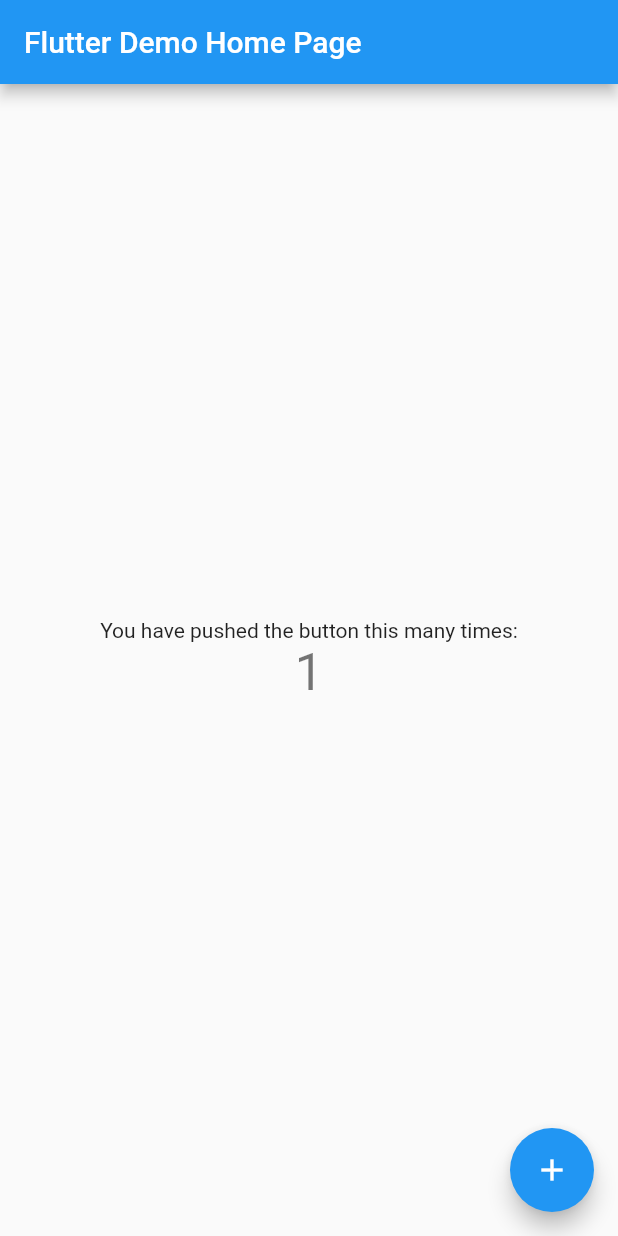
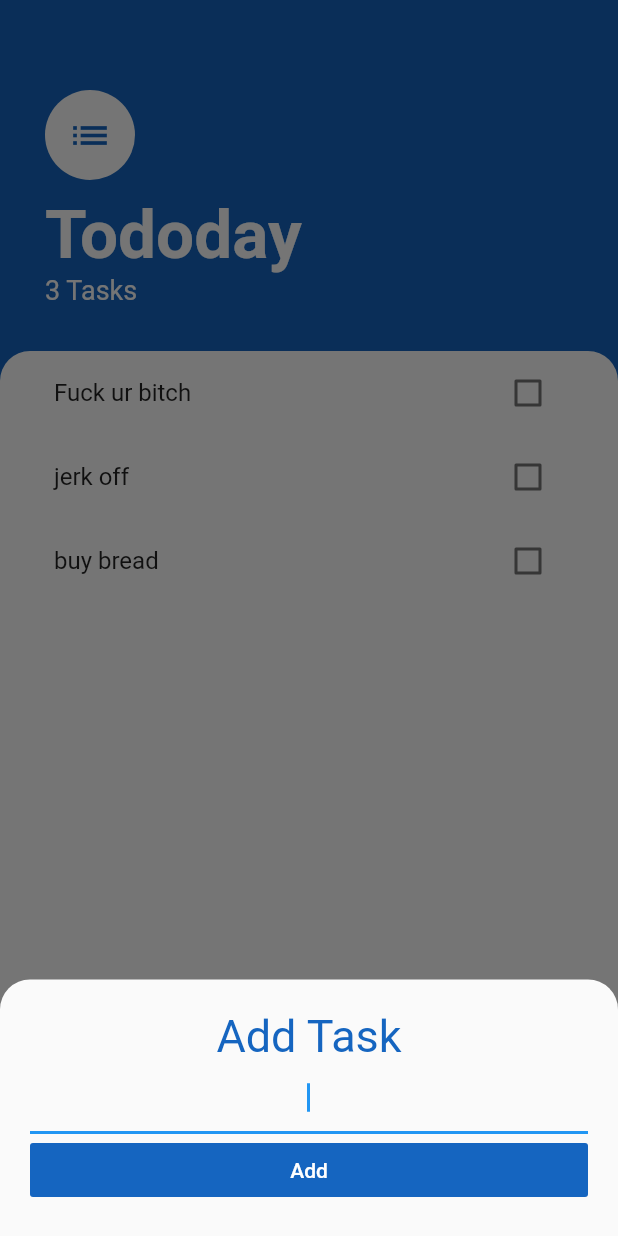
Before and after one commit to david8739/To-do-list-App, a Flutter app: the screen it shows after launch, after a tap on the "add" icon, on a phone screen of 412 x 824 dp. Run offline on Flutter 3.47's test engine with Material 2 defaults, Android fonts, the phone set to English and light mode, and no system bars.

```diff
--- a/lib/main.dart
+++ b/lib/main.dart
@@ -1,117 +1,20 @@
 import 'package:flutter/material.dart';
+import 'package:to_do_list_app/screens/tasks_screen.dart';
+import 'package:provider/provider.dart';
+import 'package:to_do_list_app/models/tasks_data.dart';
 
 void main() {
   runApp(MyApp());
 }
 
 class MyApp extends StatelessWidget {
-  // This widget is the root of your application.
   @override
   Widget build(BuildContext context) {
-    return MaterialApp(
-      title: 'Flutter Demo',
-      theme: ThemeData(
-        // This is the theme of your application.
-        //
-        // Try running your application with "flutter run". You'll see the
-        // application has a blue toolbar. Then, without quitting the app, try
-        // changing the primarySwatch below to Colors.green and then invoke
-        // "hot reload" (press "r" in the console where you ran "flutter run",
-        // or simply save your changes to "hot reload" in a Flutter IDE).
-        // Notice that the counter didn't reset back to zero; the application
-        // is not restarted.
-        primarySwatch: Colors.blue,
-        // This makes the visual density adapt to the platform that you run
-        // the app on. For desktop platforms, the controls will be smaller and
-        // closer together (more dense) than on mobile platforms.
-        visualDensity: VisualDensity.adaptivePlatformDensity,
+    return ChangeNotifierProvider(
+      builder: (context) => TaskData(),
+      child: MaterialApp(
+        home: TasksScreen(),
       ),
-      home: MyHomePage(title: 'Flutter Demo Home Page'),
     );
   }
 }
-
-class MyHomePage extends StatefulWidget {
-  MyHomePage({Key key, this.title}) : super(key: key);
-
-  // This widget is the home page of your application. It is stateful, meaning
-  // that it has a State object (defined below) that contains fields that affect
-  // how it looks.
-
-  // This class is the configuration for the state. It holds the values (in this
-  // case the title) provided by the parent (in this case the App widget) and
-  // used by the build method of the State. Fields in a Widget subclass are
-  // always marked "final".
-
-  final String title;
-
-  @override
-  _MyHomePageState createState() => _MyHomePageState();
-}
-
-class _MyHomePageState extends State<MyHomePage> {
-  int _counter = 0;
-
-  void _incrementCounter() {
-    setState(() {
-      // This call to setState tells the Flutter framework that something has
-      // changed in this State, which causes it to rerun the build method below
-      // so that the display can reflect the updated values. If we changed
-      // _counter without calling setState(), then the build method would not be
-      // called again, and so nothing would appear to happen.
-      _counter++;
-    });
-  }
-
-  @override
-  Widget build(BuildContext context) {
-    // This method is rerun every time setState is called, for instance as done
-    // by the _incrementCounter method above.
-    //
-    // The Flutter framework has been optimized to make rerunning build methods
-    // fast, so that you can just rebuild anything that needs updating rather
-    // than having to individually change instances of widgets.
-    return Scaffold(
-      appBar: AppBar(
-        // Here we take the value from the MyHomePage object that was created by
-        // the App.build method, and use it to set our appbar title.
-        title: Text(widget.title),
-      ),
-      body: Center(
-        // Center is a layout widget. It takes a single child and positions it
-        // in the middle of the parent.
-        child: Column(
-          // Column is also a layout widget. It takes a list of children and
-          // arranges them vertically. By default, it sizes itself to fit its
-          // children horizontally, and tries to be as tall as its parent.
-          //
-          // Invoke "debug painting" (press "p" in the console, choose the
-          // "Toggle Debug Paint" action from the Flutter Inspector in Android
-          // Studio, or the "Toggle Debug Paint" command in Visual Studio Code)
-          // to see the wireframe for each widget.
-          //
-          // Column has various properties to control how it sizes itself and
-          // how it positions its children. Here we use mainAxisAlignment to
-          // center the children vertically; the main axis here is the vertical
-          // axis because Columns are vertical (the cross axis would be
-          // horizontal).
-          mainAxisAlignment: MainAxisAlignment.center,
-          children: <Widget>[
-            Text(
-              'You have pushed the button this many times:',
-            ),
-            Text(
-              '$_counter',
-              style: Theme.of(context).textTheme.headline4,
-            ),
-          ],
-        ),
-      ),
-      floatingActionButton: FloatingActionButton(
-        onPressed: _incrementCounter,
-        tooltip: 'Increment',
-        child: Icon(Icons.add),
-      ), // This trailing comma makes auto-formatting nicer for build methods.
-    );
-  }
-}
--- /dev/null
+++ b/lib/models/task.dart
@@ -0,0 +1,10 @@
+class Task {
+  final String name;
+  bool isDone;
+
+  Task({this.name, this.isDone = false});
+
+  void toggleDone() {
+    isDone = !isDone;
+  }
+}
--- /dev/null
+++ b/lib/models/tasks_data.dart
@@ -0,0 +1,10 @@
+import 'package:flutter/foundation.dart';
+import 'package:to_do_list_app/models/task.dart';
+
+class TaskData extends ChangeNotifier {
+  List<Task> tasks = [
+    Task(name: 'Fuck ur bitch'),
+    Task(name: 'jerk off'),
+    Task(name: 'buy bread'),
+  ];
+}
--- /dev/null
+++ b/lib/screens/add_task_screen.dart
@@ -0,0 +1,45 @@
+import 'package:flutter/material.dart';
+
+class AddTaskScreen extends StatelessWidget {
+  final Function addTaskCallback;
+
+  AddTaskScreen(this.addTaskCallback);
+
+  @override
+  Widget build(BuildContext context) {
+    String newTaskTitle;
+    return SingleChildScrollView(
+      padding:
+          EdgeInsets.only(bottom: MediaQuery.of(context).viewInsets.bottom),
+      child: Container(
+        padding: EdgeInsets.all(20.0),
+        child: Column(
+          crossAxisAlignment: CrossAxisAlignment.stretch,
+          children: [
+            Text(
+              'Add Task',
+              style: TextStyle(
+                fontSize: 30.0,
+                color: Colors.blue[800],
+              ),
+              textAlign: TextAlign.center,
+            ),
+            TextField(
+                autofocus: true,
+                textAlign: TextAlign.center,
+                onChanged: (newText) {
+                  newTaskTitle = newText;
+                }),
+            FlatButton(
+              onPressed: () {
+                addTaskCallback(newTaskTitle);
+              },
+              color: Colors.blue[800],
+              child: Text('Add', style: TextStyle(color: Colors.white)),
+            ),
+          ],
+        ),
+      ),
+    );
+  }
+}
--- /dev/null
+++ b/lib/screens/tasks_screen.dart
@@ -0,0 +1,96 @@
+import 'package:flutter/material.dart';
+import 'package:provider/provider.dart';
+import 'package:to_do_list_app/widgets/tasks_lists.dart';
+import 'package:to_do_list_app/screens/add_task_screen.dart';
+import 'package:to_do_list_app/models/task.dart';
+import 'package:to_do_list_app/models/tasks_data.dart';
+
+class TasksScreen extends StatefulWidget {
+  @override
+  _TasksScreenState createState() => _TasksScreenState();
+}
+
+class _TasksScreenState extends State<TasksScreen> {
+  @override
+  Widget build(BuildContext context) {
+    return Scaffold(
+      backgroundColor: Colors.blue[800],
+      floatingActionButton: FloatingActionButton(
+        backgroundColor: Colors.blue[800],
+        child: Icon(Icons.add),
+        onPressed: () {
+          showModalBottomSheet(
+            context: context,
+            builder: (context) => AddTaskScreen((ntt) {
+              // setState(() {
+              //   tasks.add(Task(name: ntt));
+              // });
+              Navigator.pop(context);
+            }),
+            isScrollControlled: true,
+            shape: RoundedRectangleBorder(
+              borderRadius: BorderRadius.only(
+                topLeft: Radius.circular(20.0),
+                topRight: Radius.circular(20.0),
+              ),
+            ),
+          );
+        },
+      ),
+      body: Column(
+        crossAxisAlignment: CrossAxisAlignment.start,
+        children: [
+          Container(
+            padding:
+                EdgeInsets.only(top: 60.0, left: 30, right: 30, bottom: 30),
+            child: Column(
+              crossAxisAlignment: CrossAxisAlignment.start,
+              children: [
+                CircleAvatar(
+                  child: Icon(
+                    Icons.list,
+                    size: 30,
+                    color: Colors.blue[800],
+                  ),
+                  backgroundColor: Colors.white,
+                  radius: 30,
+                ),
+                SizedBox(
+                  height: 10,
+                ),
+                Text(
+                  'Tododay',
+                  style: TextStyle(
+                    color: Colors.white,
+                    fontSize: 45,
+                    fontWeight: FontWeight.w700,
+                  ),
+                ),
+                Text(
+                  '${Provider.of<TaskData>(context).tasks.length} Tasks',
+                  style: TextStyle(
+                    color: Colors.white,
+                    fontSize: 18,
+                  ),
+                ),
+              ],
+            ),
+          ),
+          Expanded(
+            child: Container(
+              padding: EdgeInsets.symmetric(horizontal: 20.0),
+              child: TasksList(Provider.of<TaskData>(context).tasks),
+              decoration: BoxDecoration(
+                color: Colors.white,
+                borderRadius: BorderRadius.only(
+                  topLeft: Radius.circular(20.0),
+                  topRight: Radius.circular(20.0),
+                ),
+              ),
+            ),
+          )
+        ],
+      ),
+    );
+  }
+}
--- /dev/null
+++ b/lib/widgets/tasks_lists.dart
@@ -0,0 +1,31 @@
+import 'package:flutter/material.dart';
+import 'tasks_tile.dart';
+import 'package:to_do_list_app/models/task.dart';
+
+class TasksList extends StatefulWidget {
+  final List<Task> tasks;
+
+  TasksList(this.tasks);
+
+  @override
+  _TasksListState createState() => _TasksListState();
+}
+
+class _TasksListState extends State<TasksList> {
+  @override
+  Widget build(BuildContext context) {
+    return ListView.builder(
+      itemBuilder: (context, index) {
+        return TaskTile(
+            taskTitle: widget.tasks[index].name,
+            isChecked: widget.tasks[index].isDone,
+            checkboxCallback: (checkboxState) {
+              setState(() {
+                widget.tasks[index].toggleDone();
+              });
+            });
+      },
+      itemCount: widget.tasks.length,
+    );
+  }
+}
--- /dev/null
+++ b/lib/widgets/tasks_tile.dart
@@ -0,0 +1,22 @@
+import 'package:flutter/material.dart';
+
+class TaskTile extends StatelessWidget {
+  final bool isChecked;
+  final String taskTitle;
+  final Function checkboxCallback;
+  TaskTile({this.isChecked, this.taskTitle, this.checkboxCallback});
+
+  @override
+  Widget build(BuildContext context) {
+    return ListTile(
+        title: Text('$taskTitle',
+            style: TextStyle(
+              decoration: isChecked ? TextDecoration.lineThrough : null,
+            )),
+        trailing: Checkbox(
+          activeColor: Colors.blue[800],
+          value: isChecked,
+          onChanged: checkboxCallback,
+        ));
+  }
+}
--- a/pubspec.yaml
+++ b/pubspec.yaml
@@ -28,6 +28,7 @@ dependencies:
   # The following adds the Cupertino Icons font to your application.
   # Use with the CupertinoIcons class for iOS style icons.
   cupertino_icons: ^1.0.0
+  provider: ^3.0.0+1
 
 dev_dependencies:
   flutter_test:
```
Also changed, not shown: pubspec.lock, 1 other file.
